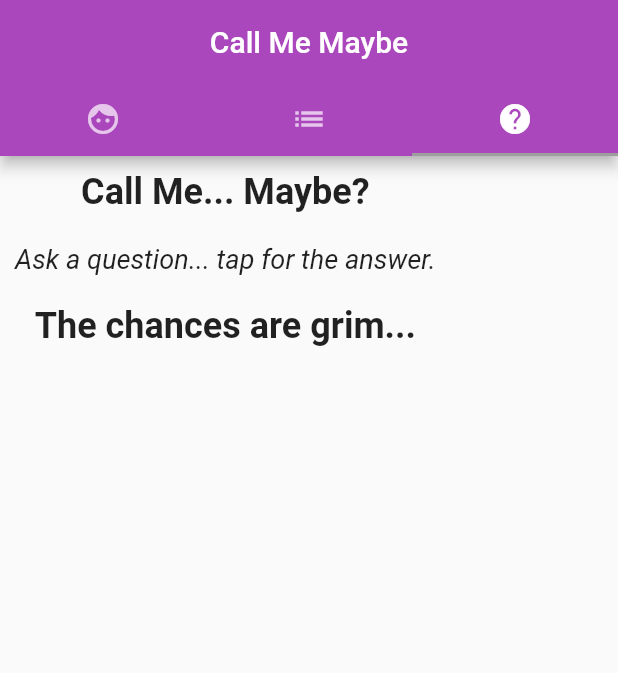
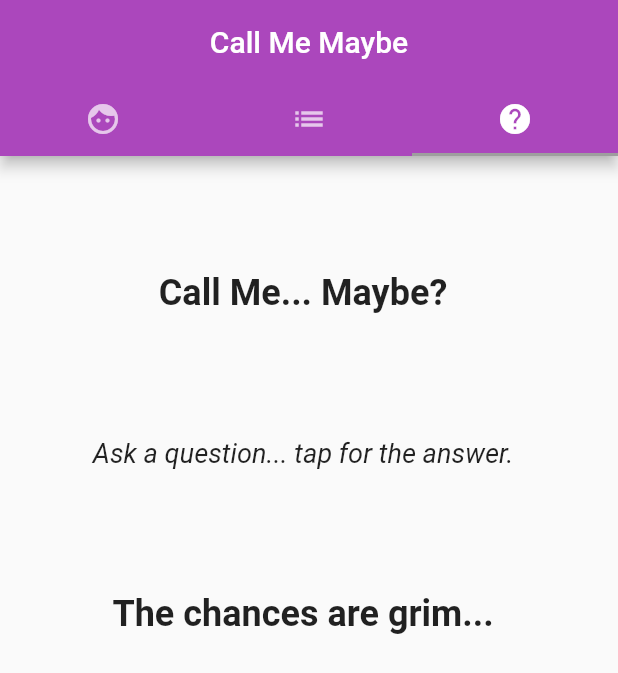
Before and after one commit to AndreEPaul/call_me_maybe, a Flutter app: the screen it shows after launch, tab 3 chosen, after a tap on "Ask a question... tap for the answer.", on a phone screen of 412 x 824 dp. Shown: the top 673 px of the screen. Run offline on Flutter 3.47's test engine with Material 2 defaults, Android fonts, the phone set to English and light mode, and no system bars.

```diff
--- a/lib/components/business_card.dart
+++ b/lib/components/business_card.dart
@@ -19,26 +19,29 @@ Future _launchTextMsg() async {
   }
 }
 
-const profilePic = Image(
-    image: NetworkImage(
-        'https://1.bp.blogspot.com/-WT2mY0rIVDo/WnJyJ554ojI/AAAAAAAAC4c/uljObUd7dAwoxffuVTgc4DWfTos7nLi_ACLcBGAs/s320/Snapshot%2B-%2B15.png'));
-
 class BusinessCard extends StatelessWidget {
-  final _padding = const EdgeInsets.all(10);
   final _mainAlign = MainAxisAlignment.center;
   final _crossAlign = CrossAxisAlignment.center;
+  final _padding = const EdgeInsets.all(8);
   @override
   Widget build(BuildContext context) {
-    return Scaffold(
+    if (!isLandscape(context)) {
+      return FractionallySizedBox(
+        widthFactor: 0.9,
+        heightFactor: 0.9,
+        child: Padding(
+            padding: EdgeInsets.all(padding(context)),
+            child: Scaffold(
               resizeToAvoidBottomInset: false,
               body: SingleChildScrollView(
                 child: Column(
                     mainAxisAlignment: _mainAlign,
                     crossAxisAlignment: _crossAlign,
                     children: [
-          Padding(
-            padding: _padding,
-            child: profilePic,
+                      SizedBox(
+                        width: 250,
+                        height: 250,
+                        child: Image.asset('assets/callmemaybe.png'),
                       ),
                       Padding(
                           padding: _padding,
@@ -46,25 +49,90 @@ class BusinessCard extends StatelessWidget {
                               style: TextStyle(
                                 fontWeight: FontWeight.bold,
                               ))),
-          Padding(padding: _padding, child: const Text('Software Engineer')),
+                      Padding(
+                          padding: _padding,
+                          child: const Text('Software Engineer')),
                       Padding(
                           padding: _padding,
                           child: const ElevatedButton(
-                  onPressed: _launchTextMsg, child: Text('(555)-123-4567'))),
+                              onPressed: _launchTextMsg,
+                              child: Text('(555)-123-4567'))),
                       Padding(
                           padding: _padding,
+                          child: const ElevatedButton(
+                              onPressed: _launchGithub,
+                              child: Text('GitHub Profile'))),
+                      Padding(
+                          padding: _padding,
+                          child: const Text('example@email.com')),
+                    ]),
+              ),
+            )),
+      );
+    } else {
+      return FractionallySizedBox(
+        widthFactor: 0.9,
+        heightFactor: 0.9,
+        child: Padding(
+            padding: EdgeInsets.all(padding(context)),
+            child: Scaffold(
+              resizeToAvoidBottomInset: false,
+              body: SingleChildScrollView(
                 child: Row(
                     mainAxisAlignment: _mainAlign,
+                    crossAxisAlignment: _crossAlign,
                     children: [
-                const ElevatedButton(
-                    onPressed: _launchGithub, child: Text('GitHub Profile')),
+                      SizedBox(
+                        width: 150,
+                        height: 150,
+                        child: Image.asset('assets/callmemaybe.png'),
+                      ),
+                      Column(children: [
                         Padding(
-                    padding: _padding, child: const Text('example@email.com')),
-              ],
+                            padding: _padding,
+                            child: const Text('Andre Paul',
+                                style: TextStyle(
+                                  fontWeight: FontWeight.bold,
+                                ))),
+                        Padding(
+                            padding: _padding,
+                            child: const Text('Software Engineer'))
+                      ]),
+                      Column(children: [
+                        Padding(
+                            padding: _padding,
+                            child: const ElevatedButton(
+                                onPressed: _launchTextMsg,
+                                child: Text('(555)-123-4567'))),
+                        Padding(
+                            padding: _padding,
+                            child: const ElevatedButton(
+                                onPressed: _launchGithub,
+                                child: Text('GitHub Profile'))),
+                        Padding(
+                            padding: _padding,
+                            child: const Text('example@email.com'))
+                      ]),
+                    ]),
               ),
-          ),
-        ],
             )),
       );
     }
   }
+}
+
+double padding(BuildContext context) {
+  if (MediaQuery.of(context).orientation == Orientation.landscape) {
+    return MediaQuery.of(context).size.width * 0.05;
+  } else {
+    return MediaQuery.of(context).size.width * 0.1;
+  }
+}
+
+bool isLandscape(BuildContext context) {
+  if (MediaQuery.of(context).orientation == Orientation.landscape) {
+    return true;
+  } else {
+    return false;
+  }
+}
--- a/lib/components/predictor.dart
+++ b/lib/components/predictor.dart
@@ -9,37 +9,43 @@ class Predictor extends StatefulWidget {
 
 class _PredictState extends State<Predictor> {
   static final predictorData = PredictorData();
-  final _padding = const EdgeInsets.all(10);
   final _mainAlign = MainAxisAlignment.center;
   final _crossAlign = CrossAxisAlignment.center;
   String currentPrediction = predictorData.pickPrediction();
   @override
   Widget build(BuildContext context) {
-    return Scaffold(
+    if (!isLandscape(context)) {
+      return FractionallySizedBox(
+          widthFactor: 0.9,
+          heightFactor: 0.9,
+          child: Scaffold(
             body: SingleChildScrollView(
               child: Column(
                 mainAxisAlignment: _mainAlign,
                 crossAxisAlignment: _crossAlign,
                 children: [
                   Padding(
-                padding: _padding,
+                      padding: EdgeInsets.all(padding(context)),
                       child: const Text(
                         'Call Me... Maybe?',
-                  style: TextStyle(fontSize: 24, fontWeight: FontWeight.bold),
+                        style: TextStyle(
+                            fontSize: 24, fontWeight: FontWeight.bold),
                       )),
                   Padding(
-                padding: _padding,
+                      padding: EdgeInsets.all(padding(context)),
                       child: GestureDetector(
                           onTap: () {
                             setState(() {
-                        currentPrediction = predictorData.pickPrediction();
+                              currentPrediction =
+                                  predictorData.pickPrediction();
                             });
                           },
-                    child: const Text('Ask a question... tap for the answer.',
+                          child: const Text(
+                              'Ask a question... tap for the answer.',
                               style: TextStyle(
                                   fontSize: 18, fontStyle: FontStyle.italic)))),
                   Padding(
-                padding: _padding,
+                      padding: EdgeInsets.all(padding(context)),
                       child: Text(
                         currentPrediction,
                         style: const TextStyle(
@@ -48,6 +54,71 @@ class _PredictState extends State<Predictor> {
                 ],
               ),
             ),
-    );
+          ));
+    } else {
+      return FractionallySizedBox(
+          widthFactor: 0.9,
+          heightFactor: 0.9,
+          child: Scaffold(
+            body: SingleChildScrollView(
+              child: Row(
+                mainAxisAlignment: _mainAlign,
+                crossAxisAlignment: _crossAlign,
+                children: [
+                  Column(children: [
+                    Padding(
+                        padding: EdgeInsets.all(padding(context)),
+                        child: const Text(
+                          'Call Me... Maybe?',
+                          style: TextStyle(
+                              fontSize: 16, fontWeight: FontWeight.bold),
+                        )),
+                    Padding(
+                        padding: EdgeInsets.all(padding(context)),
+                        child: GestureDetector(
+                            onTap: () {
+                              setState(() {
+                                currentPrediction =
+                                    predictorData.pickPrediction();
+                              });
+                            },
+                            child: const Text(
+                                'Ask a question... tap for the answer.',
+                                style: TextStyle(
+                                    fontSize: 12,
+                                    fontStyle: FontStyle.italic))))
+                  ]),
+                  Padding(
+                      padding: EdgeInsets.all(padding(context)),
+                      child: SizedBox(
+                        height: 250,
+                        width: 200,
+                        child: Text(
+                        currentPrediction,
+                        style: const TextStyle(
+                            fontSize: 16, fontWeight: FontWeight.bold),
+                      ))),
+                ],
+              ),
+            ),
+          ));
+    }
+    ;
   }
 }
+
+double padding(BuildContext context) {
+  if (MediaQuery.of(context).orientation == Orientation.landscape) {
+    return MediaQuery.of(context).size.width * 0.05;
+  } else {
+    return MediaQuery.of(context).size.width * 0.1;
+  }
+}
+
+bool isLandscape(BuildContext context) {
+  if (MediaQuery.of(context).orientation == Orientation.landscape) {
+    return true;
+  } else {
+    return false;
+  }
+}
--- a/pubspec.yaml
+++ b/pubspec.yaml
@@ -46,7 +46,8 @@ flutter:
   uses-material-design: true
 
   # To add assets to your application, add an assets section, like this:
-  # assets:
+  assets:
+    - assets/callmemaybe.png
   #   - images/a_dot_burr.jpeg
   #   - images/a_dot_ham.jpeg
 
```
Also changed, not shown: assets/callmemaybe.png (added). Lines whose indentation alone changed are shown as unchanged.
